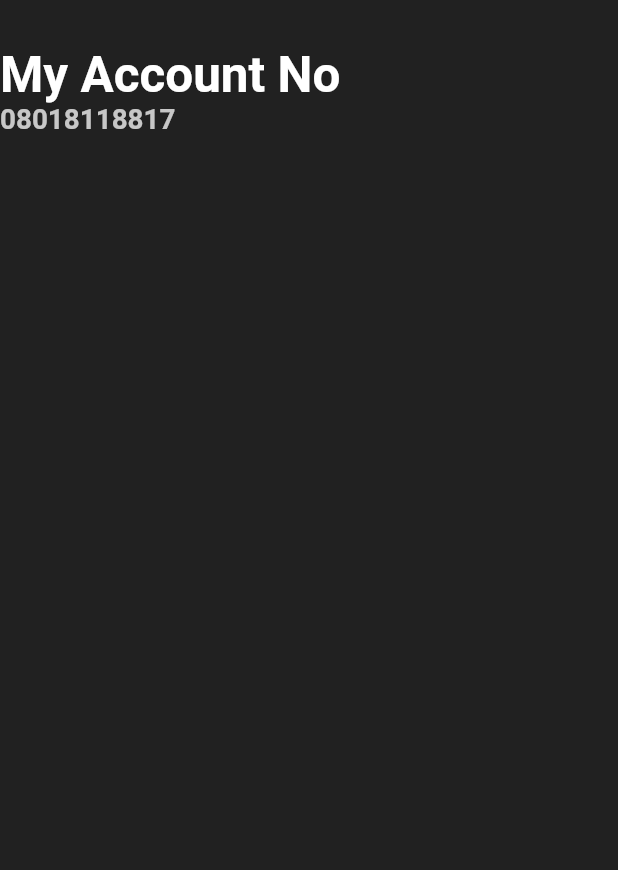
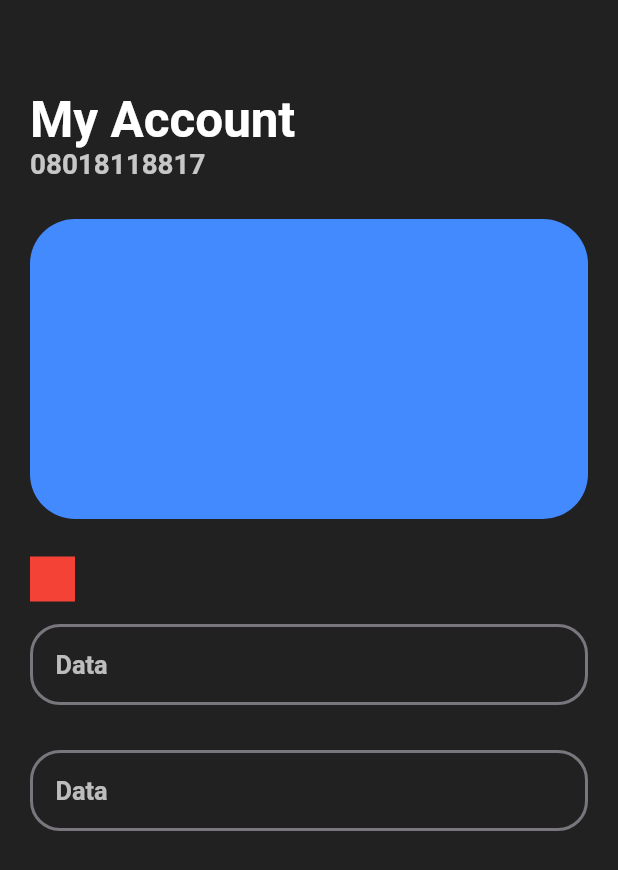
Before and after one commit to adebayoAdesina/Veegil_Bank, a Flutter app: the ProfileScreen screen opened directly, on a phone screen of 412 x 824 dp. Shown: the top 870 px of the screen. Run offline on Flutter 3.47's test engine with Material 2 defaults, Android fonts, the phone set to English and light mode, and no system bars; our stand-ins replace cached_network_image, modal_progress_hud_nsn, water_drop_nav_bar.

Commit message:
profile tile and few bugs solved.

```diff
--- a/lib/constant/colors.dart
+++ b/lib/constant/colors.dart
@@ -1,6 +1,6 @@
 import 'package:flutter/material.dart';
 
-class AppColor {
+class AppColor with ChangeNotifier{
   Color kGrayOneColor = Color(0XFF212121);
   Color kGrayTwoColor = Color(0XFF252525);
   Color kGrayThreeColor = Color(0XFF79767D);
@@ -23,4 +23,8 @@ class AppColor {
     Color(0XFFAA9EB7),
   ];
 
+  void changeColor () {
+    kGrayOneColor = Colors.white;
+    notifyListeners();
+  }
 }
--- a/lib/main.dart
+++ b/lib/main.dart
@@ -6,6 +6,7 @@ import 'package:simple_banking/provider/sign_user.dart';
 import 'package:simple_banking/provider/app_data.dart';
 import 'package:simple_banking/routes/route.dart';
 import 'package:simple_banking/screens/log_in_or_sign_up_screen.dart';
+import 'package:simple_banking/screens/navigation_bottom_tab.dart';
 import 'package:simple_banking/screens/splash_screen.dart';
 
 void main() {
@@ -24,6 +25,9 @@ class MyApp extends StatelessWidget {
         ),
         ChangeNotifierProvider(
           create: (context) => SignUser(),
+        ),
+        ChangeNotifierProvider(
+          create: (context) => AppColor(),
         ),
       ],
       child: AnnotatedRegion<SystemUiOverlayStyle>(
@@ -53,7 +57,8 @@ class MyApp extends StatelessWidget {
               backgroundColor: AppColor().kGrayOneColor,
             ),
           ),
-          initialRoute: SplashScreen.id,
+          // initialRoute: SplashScreen.id,
+          initialRoute: NavigationBottomTab.id,
           routes: routes,
         ),
       ),
--- a/lib/screens/navigation_bottom_tab.dart
+++ b/lib/screens/navigation_bottom_tab.dart
@@ -24,12 +24,16 @@ class _NavigationBottomTabState extends State<NavigationBottomTab> {
     // context.watch<AppData>().isLoading;
     super.initState();
   }
-
-  final List<dynamic> _pages = const [
+GestureDetector getGesture (context) {
+    return GestureDetector(onTap: (() => context.read<AppColor>().changeColor()));
+  }
+  final List<dynamic> _pages = [
     HomeScreen(),
     Scaffold(),
     ProfileScreen(),
   ];
+
+
   @override
   Widget build(BuildContext context) {
     return Scaffold(
--- a/lib/screens/profile_screen.dart
+++ b/lib/screens/profile_screen.dart
@@ -1,5 +1,9 @@
+import 'package:cached_network_image/cached_network_image.dart';
 import 'package:flutter/material.dart';
+import 'package:provider/provider.dart';
+import 'package:simple_banking/constant/colors.dart';
 import '../util/utils.dart';
+import '../widgets/profile_list_card.dart';
 
 class ProfileScreen extends StatelessWidget {
   const ProfileScreen({Key? key}) : super(key: key);
@@ -8,12 +12,15 @@ class ProfileScreen extends StatelessWidget {
   Widget build(BuildContext context) {
     SizeConfig().init(context);
     return Scaffold(
-      body: Column(
+      body: Padding(
+        padding: uHorizontalPadding,
+        child: Column(
           crossAxisAlignment: CrossAxisAlignment.start,
           children: [
             uSafeAreaSizedBox,
+            uSafeAreaSizedBox,
             Text(
-            'My Account No',
+              'My Account',
               style: TextStyle(
                 fontSize: SizeConfig.blockSizeHorizontal! * 8,
                 fontWeight: FontWeight.bold,
@@ -25,10 +32,39 @@ class ProfileScreen extends StatelessWidget {
               style: TextStyle(
                 fontSize: SizeConfig.blockSizeHorizontal! * 4.5,
                 fontWeight: FontWeight.w600,
-              color: Theme.of(context).colorScheme.onSecondary.withOpacity(0.75),
+                color:
+                    Theme.of(context).colorScheme.onSecondary.withOpacity(0.75),
               ),
+            ),
+            uLogSizedBoxH(),
+            Container(
+              width: double.infinity,
+              height: 200,
+              decoration: BoxDecoration(
+                color: Colors.blueAccent,
+                borderRadius: BorderRadius.circular(30),
+              ),
+              // child: CachedNetworkImage(imageUrl: ),
+            ),
+            uLogSizedBoxH(),
+            GestureDetector(
+              onTap: (() => context.read<AppColor>().changeColor()),
+              child: Container(
+                height: 30,
+                width: 30,
+                color: Colors.red,
+              ),
+            ),
+            ListView.builder(
+              itemCount: 2,
+              shrinkWrap: true,
+              primary: false,
+              itemBuilder: (context, index) {
+                return const ProfileListCard();
+              },
             )
           ],
+        ),
       ),
     );
   }
--- a/lib/util/utils.dart
+++ b/lib/util/utils.dart
@@ -21,6 +21,7 @@ class SizeConfig {
 }
 
 EdgeInsets uLogPadding(Size size) => EdgeInsets.all(size.width * 0.05);
+
 
 SizedBox uLogSizedBoxH() {
   return const SizedBox(
--- /dev/null
+++ b/lib/widgets/profile_list_card.dart
@@ -0,0 +1,33 @@
+import 'package:flutter/material.dart';
+
+import '../constant/colors.dart';
+import '../util/utils.dart';
+
+class ProfileListCard extends StatelessWidget {
+  const ProfileListCard({
+    Key? key,
+  }) : super(key: key);
+
+  @override
+  Widget build(BuildContext context) {
+    return Container(
+      margin: const EdgeInsets.symmetric(vertical: 15),
+      padding: const EdgeInsets.all(15),
+      decoration: BoxDecoration(
+        borderRadius: BorderRadius.circular(20),
+        border: Border.all(
+          width: 2.0,
+          color: AppColor().kGrayThreeColor,
+        ),
+      ),
+      child: Text(
+        'Data',
+        style: TextStyle(
+          color: Theme.of(context).colorScheme.onSecondary.withOpacity(0.70),
+          fontSize: SizeConfig.headingFontSize,
+          fontWeight: FontWeight.bold,
+        ),
+      ),
+    );
+  }
+}
```
Lines whose indentation alone changed are shown as unchanged.
